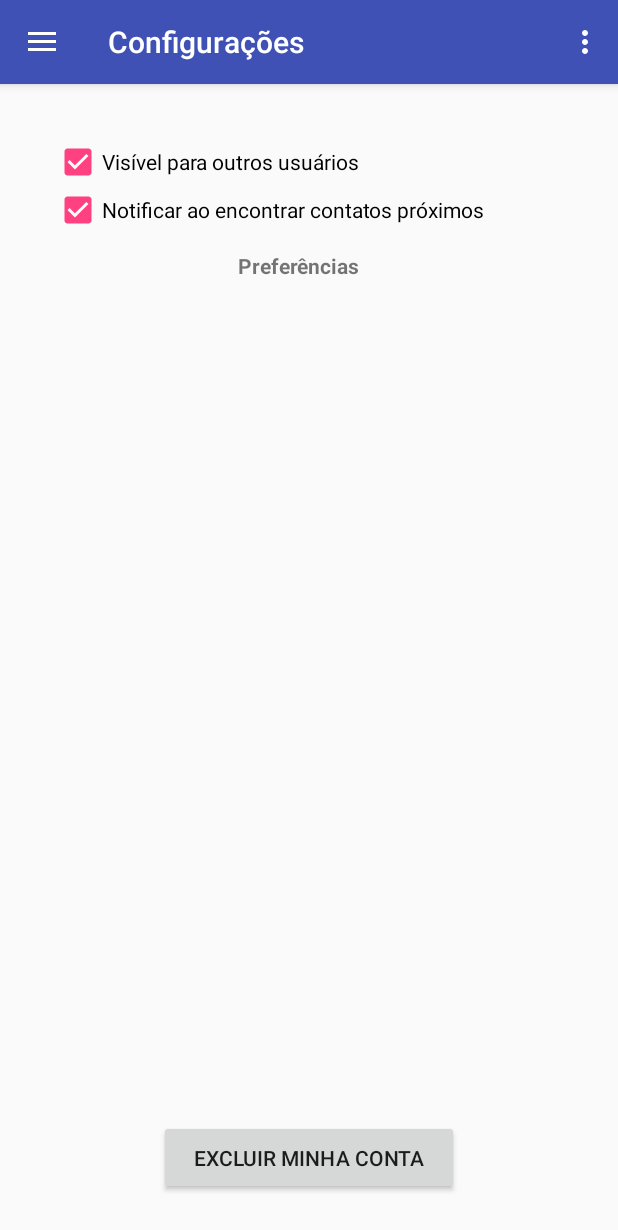
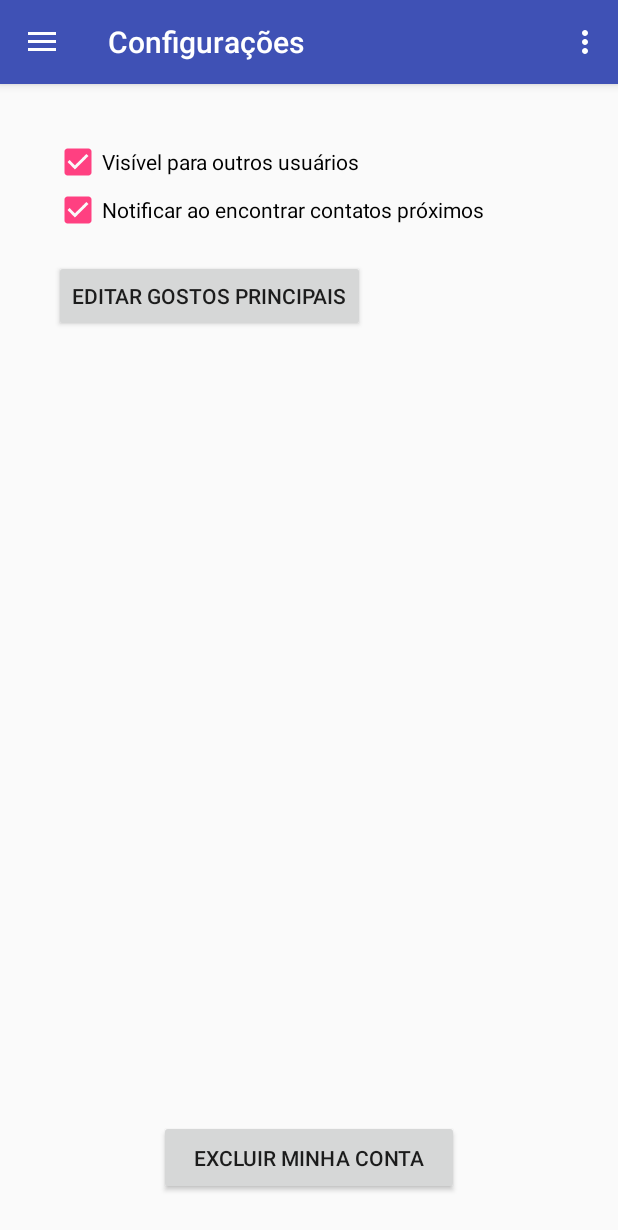
Before and after one commit to GHAZ25/bSocial, an Android app: the NavigationDrawerActivity screen opened directly, with no data from a screen before it, after a tap on "Configurações", on a phone screen of 412 x 824 dp. Shown: the top 1230 px of the screen. Run offline under Robolectric (Android 15) with nearby library versions, the phone set to English and light mode, and no system bars; our stand-ins replace Picasso; libraries missing offline, so code that uses them is left out: com.facebook, com.facebook.login; pictures from the network do not load; 9 statements that could not run were skipped; 1 other tap on this screen came first.

```diff
--- a/app/src/main/java/uniftec/bsocial/Like.java
+++ b/app/src/main/java/uniftec/bsocial/Like.java
@@ -9,10 +9,8 @@ public class Like {
     private String name;
     private String pictureUrl;
 
-    public Like(String id, String name, String pictureUrl) {
-        this.id = id;
-        this.name = name;
-        this.pictureUrl = pictureUrl;
+    public Like() {
+
     }
 
     public void setId(String id) {
--- a/app/src/main/java/uniftec/bsocial/NavigationDrawerActivity.java
+++ b/app/src/main/java/uniftec/bsocial/NavigationDrawerActivity.java
@@ -16,6 +16,7 @@ import android.view.MenuItem;
 import com.facebook.login.LoginManager;
 
 import uniftec.bsocial.fragments.ContactsFragment;
+import uniftec.bsocial.fragments.LikeChooserFragment;
 import uniftec.bsocial.fragments.MessageFragment;
 import uniftec.bsocial.fragments.ProfileFragment;
 import uniftec.bsocial.fragments.SearchFragment;
@@ -24,7 +25,7 @@ import uniftec.bsocial.fragments.SettingsFragment;
 public class NavigationDrawerActivity extends AppCompatActivity
         implements NavigationView.OnNavigationItemSelectedListener, ProfileFragment.OnFragmentInteractionListener,
                     SearchFragment.OnFragmentInteractionListener, ContactsFragment.OnFragmentInteractionListener,
-                    SettingsFragment.OnFragmentInteractionListener, MessageFragment.OnFragmentInteractionListener {
+                    SettingsFragment.OnFragmentInteractionListener, MessageFragment.OnFragmentInteractionListener, LikeChooserFragment.OnFragmentInteractionListener {
 
     FragmentManager fragmentManager;
     ProfileFragment profileFragment;
--- a/app/src/main/java/uniftec/bsocial/fragments/SettingsFragment.java
+++ b/app/src/main/java/uniftec/bsocial/fragments/SettingsFragment.java
@@ -4,9 +4,11 @@ import android.content.Context;
 import android.net.Uri;
 import android.os.Bundle;
 import android.support.v4.app.Fragment;
+import android.support.v4.app.FragmentManager;
 import android.view.LayoutInflater;
 import android.view.View;
 import android.view.ViewGroup;
+import android.widget.Button;
 
 import uniftec.bsocial.R;
 
@@ -18,7 +20,7 @@ import uniftec.bsocial.R;
  * Use the {@link SettingsFragment#newInstance} factory method to
  * create an instance of this fragment.
  */
-public class SettingsFragment extends Fragment {
+public class SettingsFragment extends Fragment implements LikeChooserFragment.OnFragmentInteractionListener {
     // TODO: Rename parameter arguments, choose names that match
     // the fragment initialization parameters, e.g. ARG_ITEM_NUMBER
     private static final String ARG_PARAM1 = "param1";
@@ -66,8 +68,20 @@ public class SettingsFragment extends Fragment {
     @Override
     public View onCreateView(LayoutInflater inflater, ViewGroup container,
                              Bundle savedInstanceState) {
-        // Inflate the layout for this fragment
-        return inflater.inflate(R.layout.fragment_settings, container, false);
+
+        View v = inflater.inflate(R.layout.fragment_settings, container, false);
+        Button editPreferredLikes = (Button) v.findViewById(R.id.editPreferredLikes);
+        editPreferredLikes.setOnClickListener(new View.OnClickListener() {
+            @Override
+            public void onClick(View view) {
+                LikeChooserFragment likeChooserFragment = new LikeChooserFragment();
+                FragmentManager fragmentManager = getFragmentManager();
+                fragmentManager.beginTransaction().replace(R.id.fragment_settings, likeChooserFragment,
+                        likeChooserFragment.getTag()).commit();
+            }
+        });
+
+        return v;
     }
 
     // TODO: Rename method, update argument and hook method into UI event
@@ -108,4 +122,9 @@ public class SettingsFragment extends Fragment {
         // TODO: Update argument type and name
         void onFragmentInteraction(Uri uri);
     }
+
+    @Override
+    public void onFragmentInteraction(Uri uri) {
+
+    }
 }
--- a/app/src/main/res/layout/fragment_like_chooser.xml
+++ b/app/src/main/res/layout/fragment_like_chooser.xml
@@ -2,7 +2,8 @@
     xmlns:tools="http://schemas.android.com/tools"
     android:layout_width="match_parent"
     android:layout_height="match_parent"
-    tools:context="uniftec.bsocial.fragments.LikeChooserFragment">
+    tools:context="uniftec.bsocial.fragments.LikeChooserFragment"
+    android:id="@+id/fragment_like_chooser">
 
     <!-- TODO: Update blank fragment layout -->
 
--- a/app/src/main/res/layout/fragment_settings.xml
+++ b/app/src/main/res/layout/fragment_settings.xml
@@ -2,7 +2,8 @@
     xmlns:tools="http://schemas.android.com/tools"
     android:layout_width="match_parent"
     android:layout_height="match_parent"
-    tools:context="uniftec.bsocial.fragments.SettingsFragment">
+    tools:context="uniftec.bsocial.fragments.SettingsFragment"
+    android:id="@+id/fragment_settings">
 
     <!-- TODO: Update blank fragment layout -->
 
@@ -42,15 +43,14 @@
         android:layout_below="@+id/textView10"
         android:layout_centerHorizontal="true" />
 
-    <TextView
-        android:text="Preferências"
+    <Button
+        android:text="Editar gostos principais"
         android:layout_width="wrap_content"
         android:layout_height="wrap_content"
-        android:id="@+id/textView10"
-        android:textStyle="normal|bold"
         android:layout_below="@+id/visibility"
-        android:layout_alignRight="@+id/checkBox2"
-        android:layout_alignEnd="@+id/checkBox2"
-        android:layout_marginTop="11dp" />
+        android:layout_alignLeft="@+id/visibility"
+        android:layout_alignStart="@+id/visibility"
+        android:layout_marginTop="17dp"
+        android:id="@+id/editPreferredLikes" />
 
 </RelativeLayout>
--- a/app/src/main/res/menu/activity_navigation_drawer_drawer.xml
+++ b/app/src/main/res/menu/activity_navigation_drawer_drawer.xml
@@ -16,8 +16,7 @@
             android:title="Contatos" />
     </group>
 
-    <item android:title="">
-        <menu>
+    <group android:checkableBehavior="single">
             <item
                 android:id="@+id/nav_settings"
                 android:icon="@mipmap/ic_settings"
@@ -27,8 +26,6 @@
                 android:id="@+id/nav_logout"
                 android:icon="@mipmap/ic_logout"
                 android:title="Sair" />
-        </menu>
-
-    </item>
+    </group>
 
 </menu>
```
Also changed, not shown: app/src/main/java/uniftec/bsocial/fragments/LikeChooserFragment.java (+33 -2 lines), 1 other file.
